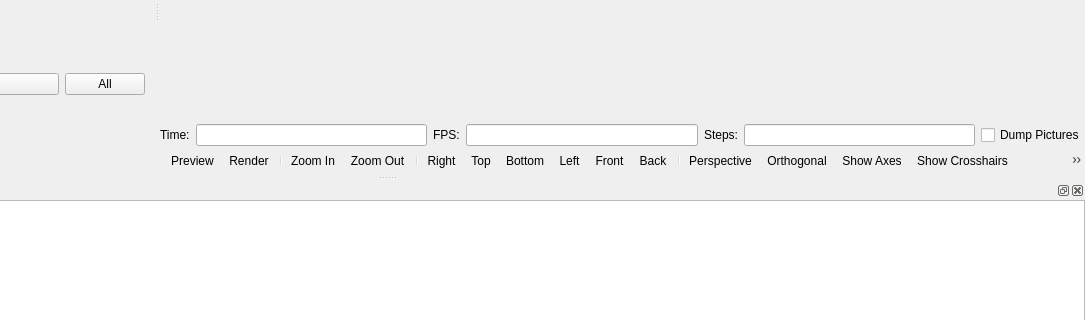
Qt form src/MainWindow.ui (openscad/openscad) before a commit; both pictures show x 312 to 1397 and y 172 to 492 of the 1397 by 586 pixel window.
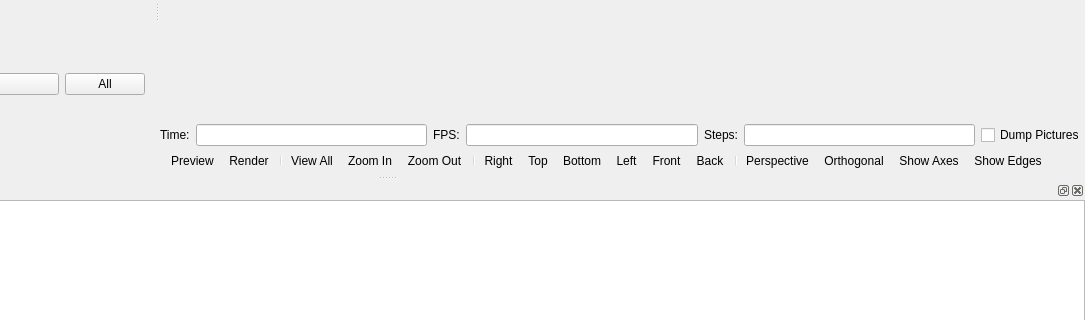
The same form after that commit. Icons and pictures are not drawn. Custom widgets are drawn as their Qt base class.

Commit message: Add "ViewAll" and remove "Crosshair" icon from toolbar.

What changed in the file:
```diff
--- a/src/MainWindow.ui
+++ b/src/MainWindow.ui
@@ -112,6 +112,7 @@
          <addaction name="designActionPreview"/>
          <addaction name="designActionRender"/>
          <addaction name="separator"/>
+         <addaction name="viewActionViewAll"/>
          <addaction name="viewActionZoomIn"/>
          <addaction name="viewActionZoomOut"/>
          <addaction name="separator"/>
@@ -125,7 +126,6 @@
          <addaction name="viewActionPerspective"/>
          <addaction name="viewActionOrthogonal"/>
          <addaction name="viewActionShowAxes"/>
-         <addaction name="viewActionShowCrosshairs"/>
          <addaction name="viewActionShowEdges"/>
         </widget>
        </item>
```
Left out of the diff: 4 changed lines with no effect on the pictures. The commit also changes 4 other files.
